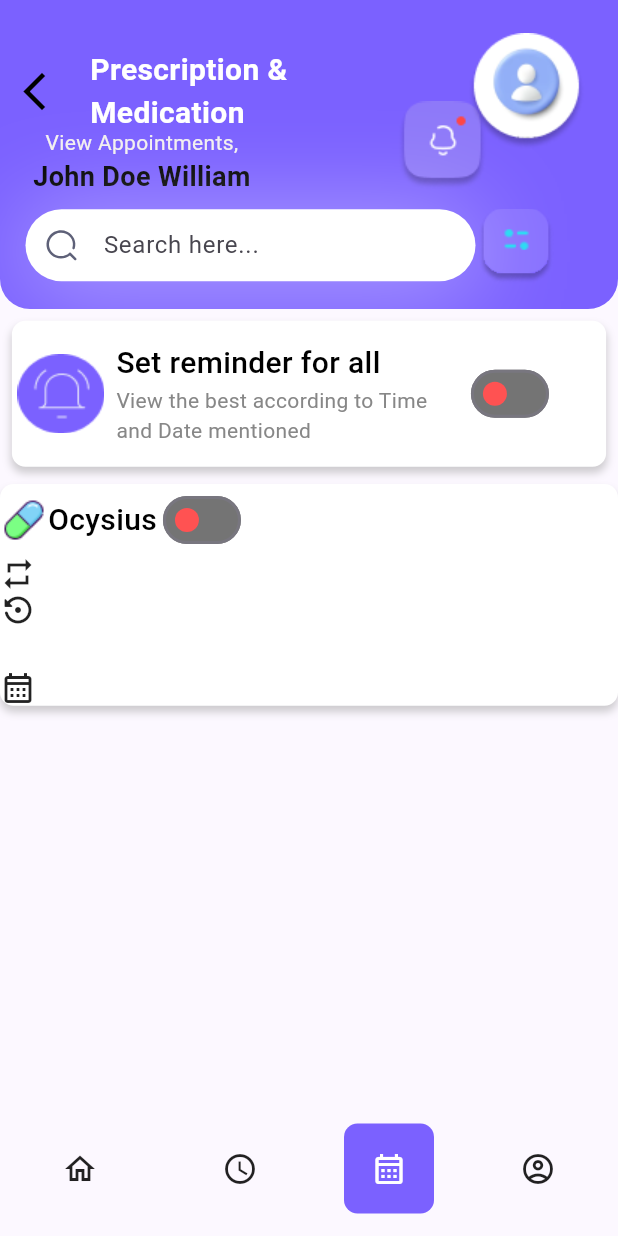
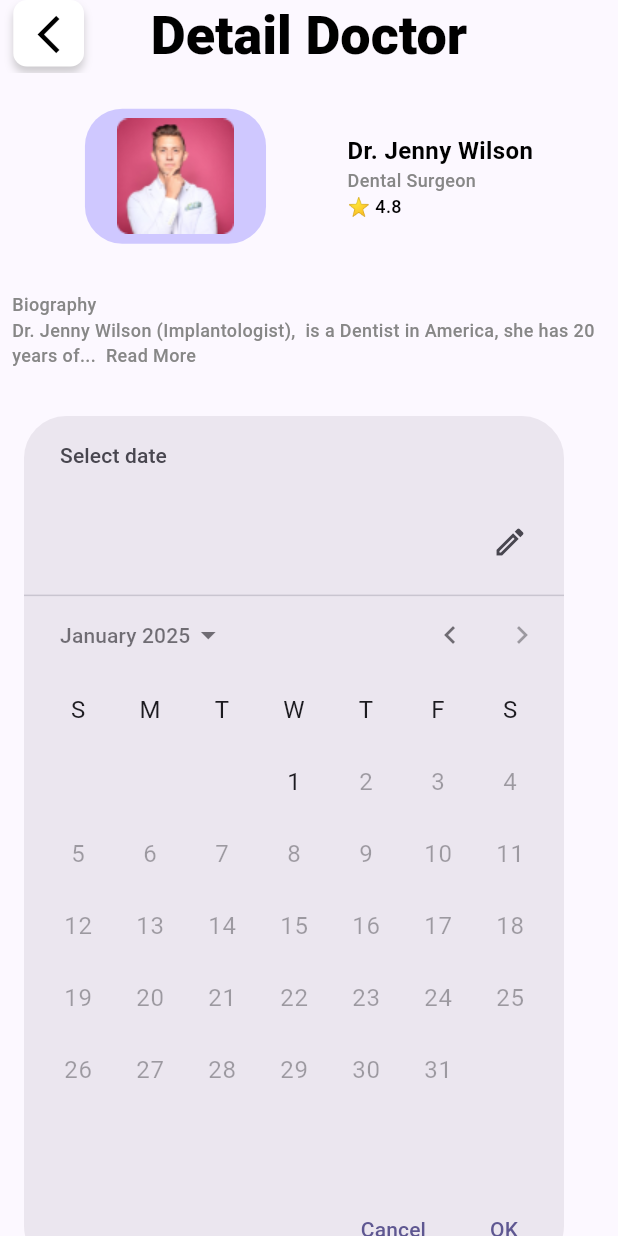
Before and after one commit to Nde-Dilan/hospital-managment-app, a Flutter app: the PrescriptionPage screen opened by its route, after a tap on "Appointments", after a tap on "Home", on a phone screen of 412 x 824 dp. Run offline on Flutter 3.47's test engine with Material 3 defaults, Android fonts, the phone set to English and light mode, and no system bars; our stand-ins replace flutter_svg, go_router, icons_plus.

Commit message:
Adding the last page and starting the doctor's ui setting appointment page

```diff
--- a/lib/main.dart
+++ b/lib/main.dart
@@ -1,6 +1,7 @@
 import 'package:flutter/material.dart';
 import 'package:flutter/services.dart';
 import 'package:hospital_managment_app/screens/appointments/current_appointments.dart';
+import 'package:hospital_managment_app/screens/appointments/set_appointments_page.dart';
 import 'package:hospital_managment_app/screens/auth/signin_screen.dart';
 import 'package:hospital_managment_app/screens/auth/signup_screen.dart';
 import 'package:hospital_managment_app/screens/lab/lab_results_page.dart';
@@ -65,7 +66,11 @@ class MyApp extends StatelessWidget {
     GoRoute(
       path: '/',
       builder: (BuildContext context, GoRouterState state) =>
-          const PrescriptionPage(),
+          const SetAppointmentPage(
+        name: 'Dr. Jenny Wilson',
+        speciality: 'Dental Surgeon',
+        rating: '4.8',
+      ),
     ),
     GoRoute(
         path: '/auth',
--- a/lib/screens/appointments/appointment_page.dart
+++ b/lib/screens/appointments/appointment_page.dart
@@ -15,6 +15,12 @@ class Appointmentpage extends StatelessWidget {
   Widget build(BuildContext context) {
     final Size size = MediaQuery.of(context).size;
     final palette = context.watch<Palette>();
+    TextStyle ratingStyle = TextStyle(
+        color: palette.textDark, fontSize: 12, fontWeight: FontWeight.w500);
+    TextStyle specialityStle = TextStyle(
+        color: palette.textFade, fontSize: 12, fontWeight: FontWeight.w500);
+    TextStyle nameStyle = TextStyle(
+        color: palette.textDark, fontSize: 16, fontWeight: FontWeight.w600);
 
     Patient patient = Patient(name: 'John Doe', age: "15", gender: "male");
     Doctor doctor = Doctor(
@@ -71,26 +77,17 @@ class Appointmentpage extends StatelessWidget {
                       children: [
                         Text(
                           doctor.name,
-                          style: TextStyle(
-                              color: palette.textDark,
-                              fontSize: 16,
-                              fontWeight: FontWeight.w600),
+                          style: nameStyle,
                         ),
                         Text(
                           "${doctor.speciality} | ${doctor.location}",
-                          style: TextStyle(
-                              color: palette.textFade,
-                              fontSize: 12,
-                              fontWeight: FontWeight.w500),
+                          style: specialityStle,
                         ),
                       ],
                     ),
                     Text(
                       "⭐ ${doctor.rating}",
-                      style: TextStyle(
-                          color: palette.textDark,
-                          fontSize: 12,
-                          fontWeight: FontWeight.w500),
+                      style: ratingStyle,
                     ),
                   ],
                 ),
--- /dev/null
+++ b/lib/screens/appointments/set_appointments_page.dart
@@ -0,0 +1,127 @@
+import 'package:flutter/material.dart';
+import 'package:hospital_managment_app/styles/palette.dart';
+import 'package:provider/provider.dart';
+
+class SetAppointmentPage extends StatelessWidget {
+  const SetAppointmentPage(
+      {super.key,
+      required this.name,
+      required this.speciality,
+      required this.rating});
+  final String name;
+  final String speciality;
+  final String rating;
+
+  @override
+  Widget build(BuildContext context) {
+    final Size size = MediaQuery.of(context).size;
+    final palette = context.watch<Palette>();
+
+    TextStyle ratingStyle = TextStyle(
+        color: palette.textDark, fontSize: 12, fontWeight: FontWeight.w500);
+    TextStyle specialityStle = TextStyle(
+        color: palette.textFade, fontSize: 12, fontWeight: FontWeight.w500);
+    TextStyle nameStyle = TextStyle(
+        color: palette.textDark, fontSize: 16, fontWeight: FontWeight.w600);
+
+    TextStyle titleStyle = TextStyle(
+        fontSize: 36, fontWeight: FontWeight.w900, color: palette.textDark);
+    return Scaffold(
+      appBar: AppBar(
+        toolbarHeight: size.height * .05893,
+        centerTitle: true,
+        title: Text(
+          "Detail Doctor",
+          style: titleStyle,
+        ),
+        leading: InkWell(
+          onTap: () {},
+          child: Container(
+            margin: EdgeInsets.only(
+                left: size.width * .02149, bottom: size.width * .010149),
+            decoration: BoxDecoration(
+                boxShadow: [
+                  BoxShadow(
+                    color: Colors.grey
+                        .withOpacity(0.5), // Adjust color and opacity
+                    blurRadius: 4.0, // Set blur radius to 4
+                    offset: const Offset(0, 4),
+                  ),
+                ],
+                color: palette.trueWhite,
+                borderRadius: BorderRadius.circular(9)),
+            padding: const EdgeInsets.all(8),
+            child: Icon(
+              Icons.arrow_back_ios_new_sharp,
+              size: 30,
+              color: palette.textDark,
+            ),
+          ),
+        ),
+      ),
+      body: SingleChildScrollView(
+        child: Column(
+          children: [
+            Container(
+              margin: EdgeInsets.symmetric(
+                  horizontal: size.width * .01358, vertical: size.width * .058),
+              padding: EdgeInsets.symmetric(horizontal: size.width * .058),
+              child: Row(
+                mainAxisAlignment: MainAxisAlignment.spaceAround,
+                children: [
+                  Container(
+                    padding: EdgeInsets.symmetric(
+                        horizontal: size.width * .0058,
+                        vertical: size.width * .0058),
+                    width: size.width * 0.29302,
+                    height: size.width * 0.2186,
+                    decoration: BoxDecoration(
+                      borderRadius: BorderRadius.all(
+                          Radius.circular(size.width * .06042)),
+                      color: palette.doctorBack,
+                    ),
+                    child: Image.asset("assets/images/doctor-profile.png"),
+                  ),
+                  Column(
+                      mainAxisAlignment: MainAxisAlignment.start,
+                      crossAxisAlignment: CrossAxisAlignment.start,
+                      children: [
+                        Text(
+                          name,
+                          style: nameStyle,
+                        ),
+                        Text(
+                          speciality,
+                          style: specialityStle,
+                        ),
+                        Text("⭐ $rating", style: ratingStyle),
+                      ])
+                ],
+              ),
+            ),
+            Padding(
+              padding: const EdgeInsets.all(8.0),
+              child: Column(
+                  crossAxisAlignment: CrossAxisAlignment.start,
+                  children: [
+                    Text(
+                      "Biography",
+                      style: specialityStle,
+                    ),
+                    Text(
+                        "Dr. Jenny Wilson (Implantologist),  is a Dentist in America, she has 20 years of...  Read More",
+                        style: specialityStle),
+                  ]),
+            ),
+            Row(
+              children: [
+                DatePickerDialog(
+                    firstDate: DateTime.now(), lastDate: DateTime(2025))
+              ],
+            ),
+          ],
+        ),
+      ),
+    );
+  }
+}
--- a/lib/screens/prescriptions/medication.dart
+++ b/lib/screens/prescriptions/medication.dart
@@ -1,17 +1,28 @@
 import 'package:flutter/material.dart';
 import 'package:hospital_managment_app/styles/palette.dart';
 import 'package:hospital_managment_app/widgets/custom_switch.dart';
+import 'package:logging/logging.dart';
 import 'package:provider/provider.dart';
 
 class MedicationWidget extends StatefulWidget {
-  const MedicationWidget({super.key, required this.name});
+  const MedicationWidget(
+      {super.key,
+      required this.name,
+      required this.dailyDose,
+      required this.startTime,
+      required this.endTime});
   final String name;
+  final String dailyDose;
+  final String startTime;
+  final String endTime;
 
   @override
   State<MedicationWidget> createState() => _MedicationWidgetState();
 }
 
 class _MedicationWidgetState extends State<MedicationWidget> {
+  static final _log = Logger('lab_results_page.dart');
+
   @override
   Widget build(BuildContext context) {
     final palette = context.watch<Palette>();
@@ -19,51 +30,136 @@ class _MedicationWidgetState extends State<MedicationWidget> {
 
     TextStyle headerStyle = TextStyle(
         fontSize: 20, fontWeight: FontWeight.w500, color: palette.textDark);
-    return Column(
+    TextStyle detailStyle = TextStyle(
+        fontSize: 18, fontWeight: FontWeight.w400, color: palette.textDark);
+    return Container(
+      decoration: BoxDecoration(
+        borderRadius: BorderRadius.only(
+            topLeft: Radius.circular(
+              size.width * 0.019,
+            ),
+            topRight: Radius.circular(
+              size.width * 0.019,
+            ),
+            bottomLeft: Radius.circular(
+              size.width * 0.0319,
+            ),
+            bottomRight: Radius.circular(
+              size.width * 0.0319,
+            )),
+        border: Border(
+            top: BorderSide(color: palette.violet, width: 0.50),
+            right: BorderSide(color: palette.violet, width: 0.50),
+            left: BorderSide(color: palette.violet, width: 0.50),
+            bottom:
+                BorderSide(color: palette.violet, width: size.width * 0.0429)),
+      ),
+      width: size.width * 0.94,
+      margin: EdgeInsets.only(top: size.width * .029),
+      padding: EdgeInsets.symmetric(
+          horizontal: size.width * 0.049, vertical: size.width * 0.049),
+      child: Column(
         children: [
           Row(
             children: [
               Row(
                 children: [
                   Image.asset("assets/icons/capsule.png"),
+                  SizedBox(width: size.width * .059),
                   Text(
                     widget.name,
                     style: headerStyle,
                   )
                 ],
               ),
-            const SwitchWidget()
+              SizedBox(width: size.width * .2959),
+              const Expanded(child: SwitchWidget())
             ],
           ),
-        const Row(
+          Row(
+            // mainAxisAlignment: MainAxisAlignment.spaceAround,
             children: [
-            Icon(Icons.repeat),
-            Text("Two times Daily"),
+              const Icon(Icons.repeat),
+              SizedBox(width: size.width * .0235692959),
+              Text(
+                widget.dailyDose,
+                style: detailStyle,
+              ),
+              SizedBox(width: size.width * .2959),
             ],
           ),
-        const Row(
+          Row(
+            mainAxisAlignment: MainAxisAlignment.spaceAround,
             children: [
-            Icon(Icons.settings_backup_restore_rounded),
-            Text("Morning"),
-            Text("08:00AM"),
+              const Icon(Icons.settings_backup_restore_rounded),
+              Text(
+                "Morning",
+                style: detailStyle,
+              ),
+              SizedBox(width: size.width * .2959),
+              Text(
+                widget.startTime,
+                style: detailStyle,
+              ),
             ],
           ),
-        const Row(
+          Row(
+            mainAxisAlignment: MainAxisAlignment.spaceAround,
             children: [
-            Text("Evening"),
-            Text("09:00PM"),
+              SizedBox(width: size.width * .057892959),
+              Text(
+                "Evening",
+                style: detailStyle,
+              ),
+              SizedBox(width: size.width * .2959),
+              Text(
+                widget.endTime,
+                style: detailStyle,
+              ),
             ],
           ),
           SizedBox(
             height: size.width * 0.019,
           ),
-         const Row(
+          Row(
             children: [
-            Icon(Icons.calendar_month_outlined),
-            Text("Everyday"),
+              const Icon(Icons.calendar_month_outlined),
+              SizedBox(width: size.width * .0235692959),
+              Text(
+                "Everyday",
+                style: detailStyle,
+              ),
+            ],
+          ),
+          Row(
+            mainAxisAlignment: MainAxisAlignment.spaceBetween,
+            children: [
+              Text(
+                "Ongoing Treatments",
+                style: detailStyle,
+              ),
+              Row(
+                mainAxisAlignment: MainAxisAlignment.spaceBetween,
+                children: [
+                  InkWell(
+                    onTap: () {
+                      _log.info("Editing an ongoing teatments");
+                    },
+                    child: Image.asset("assets/icons/edit.png"),
+                  ),
+                  SizedBox(width: size.width * .0235692959),
+                  InkWell(
+                    onTap: () {
+                      _log.info("Deleting an ongoing teatments");
+                    },
+                    child: Image.asset("assets/icons/delete.png"),
+                  ),
+                ],
+              )
             ],
           ),
         ],
+      ),
     );
   }
 }
--- a/lib/screens/prescriptions/prescription_page.dart
+++ b/lib/screens/prescriptions/prescription_page.dart
@@ -1,6 +1,7 @@
 import 'package:flutter/material.dart';
 import 'package:hospital_managment_app/screens/prescriptions/medication.dart';
 import 'package:hospital_managment_app/styles/palette.dart';
+import 'package:hospital_managment_app/utils/medication_list.dart';
 import 'package:hospital_managment_app/widgets/app_bar.dart';
 import 'package:hospital_managment_app/widgets/bottom_nav_bar.dart';
 import 'package:hospital_managment_app/widgets/search_input.dart';
@@ -40,8 +41,8 @@ class PrescriptionPage extends StatelessWidget {
           bottomSpacing: 0,
         ),
       ),
-      body: Column(
-        children: [
+      body: SingleChildScrollView(
+        child: Column(children: [
           Container(
             margin: EdgeInsets.symmetric(
                 horizontal: size.width * 0.019248,
@@ -89,26 +90,30 @@ class PrescriptionPage extends StatelessWidget {
               ],
             ),
           ),
-          SizedBox(height: size.width*.009,),
-          Container(
-            decoration: BoxDecoration(
-                boxShadow: [
-                  BoxShadow(
-                    color: Colors.grey
-                        .withOpacity(0.5), // Adjust color and opacity
-                    blurRadius: 4.0, // Set blur radius to 4
-                    offset: const Offset(0, 4),
-                  ),
-                ],
-                color: palette.trueWhite,
-                borderRadius: BorderRadius.circular(9)),
+          SizedBox(
+            height: size.width * .009,
+          ),
+          ListView.builder(
+              padding: EdgeInsets.symmetric(
+                  horizontal: size.width * 0.049, vertical: size.width * 0.049),
+              shrinkWrap: true,
+              physics: const NeverScrollableScrollPhysics(),
+              itemCount: medicationList.length,
+              itemBuilder: (context, index) {
+                //TODO: Get the medication  data from the API and render it accordingly
 
-                child: const MedicationWidget(name: 'Ocysius',),
-
-          )
-        ],
+                return MedicationWidget(
+                  name: medicationList[index]["name"].toString(),
+                  dailyDose: medicationList[index]["dailyDose"].toString(),
+                  startTime: medicationList[index]["startTime"].toString(),
+                  endTime: medicationList[index]["endTime"].toString(),
+                );
+              })
+        ]),
       ),
-      bottomNavigationBar: const CustomBottomNavBar(page: 2,),
+      bottomNavigationBar: const CustomBottomNavBar(
+        page: 2,
+      ),
     );
   }
 }
--- a/lib/styles/palette.dart
+++ b/lib/styles/palette.dart
@@ -24,4 +24,5 @@ class Palette {
   Color get mtn => const Color(0xffFECA05);
   Color get orange => const Color(0xffFF7900);
   Color get badge => const Color(0xfFCFC8FF);
+  Color get doctorBack => const Color(0xfFCFC8FF);
 }
--- /dev/null
+++ b/lib/utils/medication_list.dart
@@ -0,0 +1,8 @@
+final medicationList = [
+  {
+    "name": 'Ocysius',
+    "dailyDose": "Two times Daily",
+    "startTime": "08:00AM",
+    "endTime": "09:00PM",
+  },
+];
--- a/lib/widgets/app_bar.dart
+++ b/lib/widgets/app_bar.dart
@@ -1,6 +1,7 @@
 import 'package:flutter/material.dart';
 import 'package:go_router/go_router.dart';
 import 'package:hospital_managment_app/styles/palette.dart';
+import 'package:logging/logging.dart';
 import 'package:provider/provider.dart';
 
 class CustomAppBar extends StatelessWidget {
@@ -67,6 +68,9 @@ class CustomAppBar extends StatelessWidget {
   final Widget positionedWidget;
   final MainAxisAlignment mainAxisAlignment;
 
+    static final _log = Logger('app_bar.dart');
+
+
   @override
   Widget build(BuildContext context) {
     final palette = context.watch<Palette>();
@@ -89,6 +93,7 @@ class CustomAppBar extends StatelessWidget {
           right: 45,
           child: InkWell(
             onTap: () {
+              _log.info("Going to notifications");
               GoRouter.of(context).go('/home/notifications');
             },
             child: Container(
--- a/lib/widgets/hero_text.dart
+++ b/lib/widgets/hero_text.dart
@@ -35,7 +35,7 @@ class HeroText extends StatelessWidget {
           children: [
             GestureDetector(
               onTap: () {
-                GoRouter.of(context).go('/notifications');
+                GoRouter.of(context).go('/home/notifications');
               },
               child: Container(
                 width: MediaQuery.of(context).size.width * 0.35,
```
Also changed, not shown: assets/icons/back-btn.png (added), assets/icons/delete.png (added), assets/icons/edit.png (added), assets/images/doctor-profile.png (added). Lines whose indentation alone changed are shown as unchanged.
